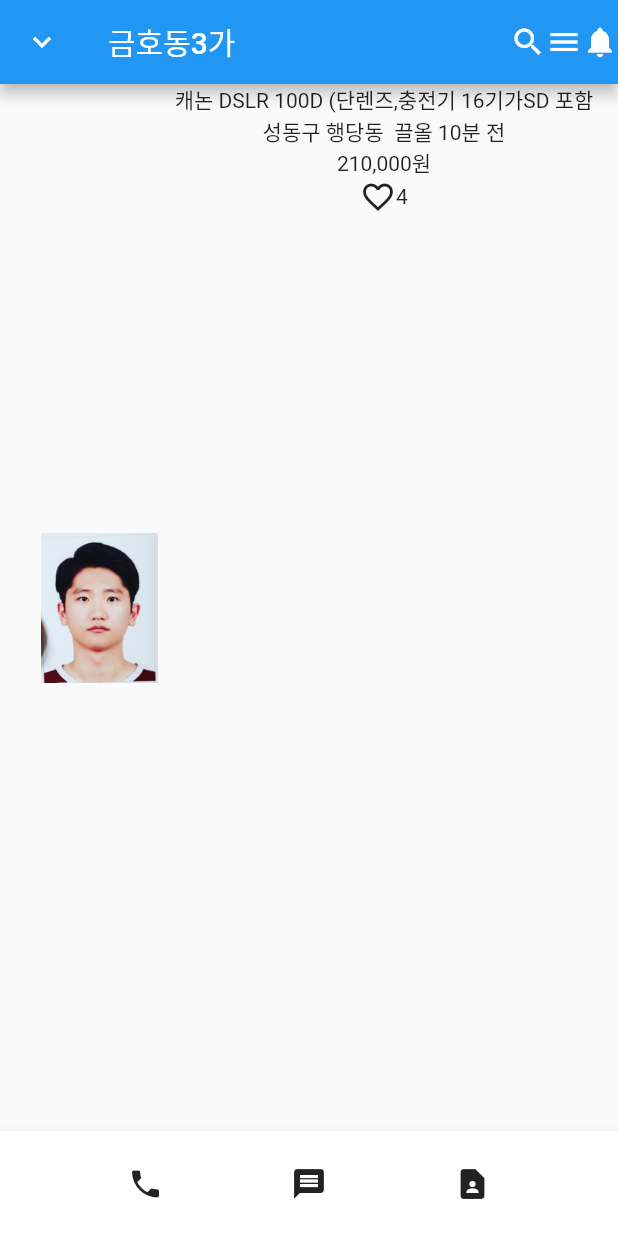
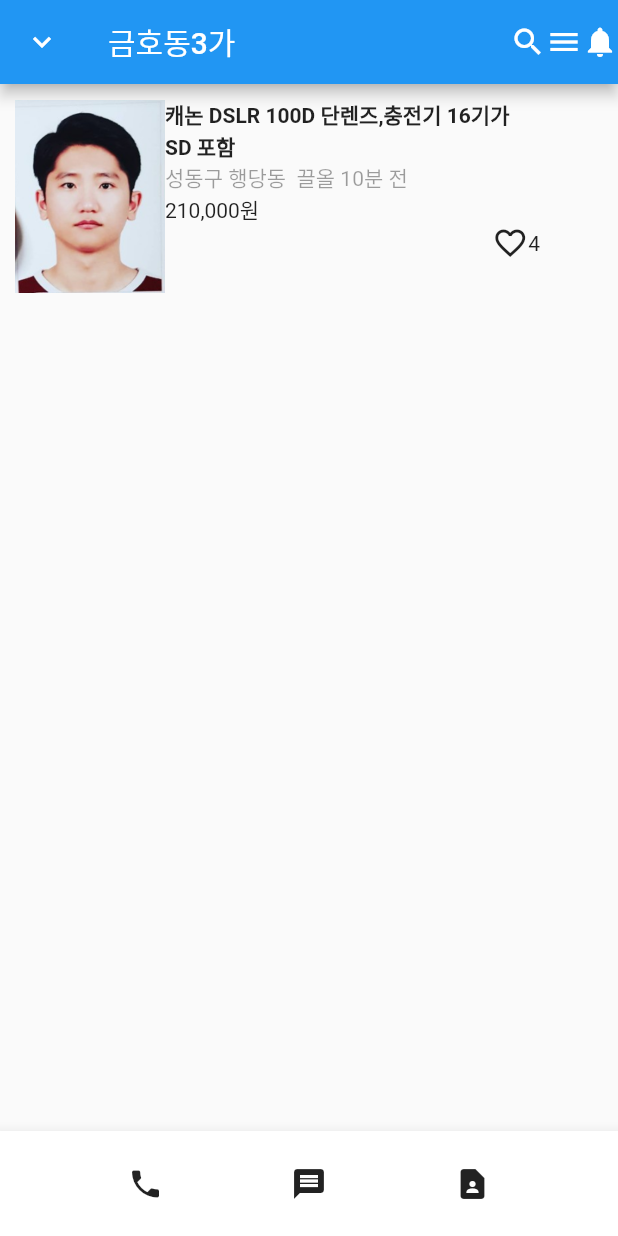
Before and after one commit to kwonjs1996/flutter-contact, a Flutter app: the screen it shows after launch, on a phone screen of 412 x 824 dp. Run offline on Flutter 3.47's test engine with Material 2 defaults, Android fonts, the phone set to English and light mode, and no system bars.

Commit message:
당근마켓 정답

```diff
--- a/lib/main.dart
+++ b/lib/main.dart
@@ -16,14 +16,26 @@ class MyApp extends StatelessWidget {
         leading: Icon(Icons.expand_more),title: Text('금호동3가'),
         actions: [Icon(Icons.search), Icon(Icons.menu), Icon(Icons.notifications)],
         ),
-        body: SizedBox(
+        body: Container(
+          height: 150, padding: EdgeInsets.all(10),
           child: Row(
-            mainAxisAlignment: MainAxisAlignment.center,
-            children: [Image.asset('assets/photo.png', width: 100,height: 100,),
-             Column(children: [Text('캐논 DSLR 100D (단렌즈,충전기 16기가SD 포함'),
-              Text('성동구 행당동  끌올 10분 전'),
-              Text('210,000원'),
-              Row(children: [Icon(Icons.favorite_border),Text('4')],)],
+            children: [Image.asset('assets/photo.png', width: 100),
+              Container(
+                width: 250,
+                child: Column(
+                  crossAxisAlignment: CrossAxisAlignment.start,
+                  children: [
+                    Text('캐논 DSLR 100D 단렌즈,충전기 16기가 SD 포함', style: TextStyle(fontWeight: FontWeight.bold),),
+                    Text('성동구 행당동  끌올 10분 전', style: TextStyle(color: Colors.black38),),
+                    Text('210,000원'),
+                    Row(
+                      mainAxisAlignment: MainAxisAlignment.end,
+                      children: [
+                        Icon(Icons.favorite_border),
+                        Text('4')
+                      ],
+                )],
+                ),
               )],
               )
         ),
```
